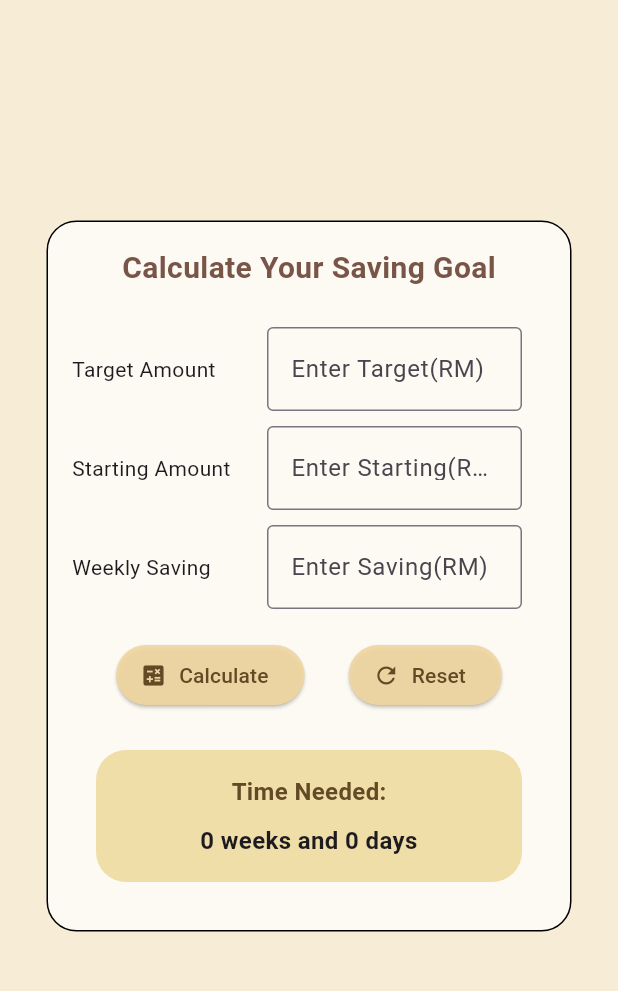
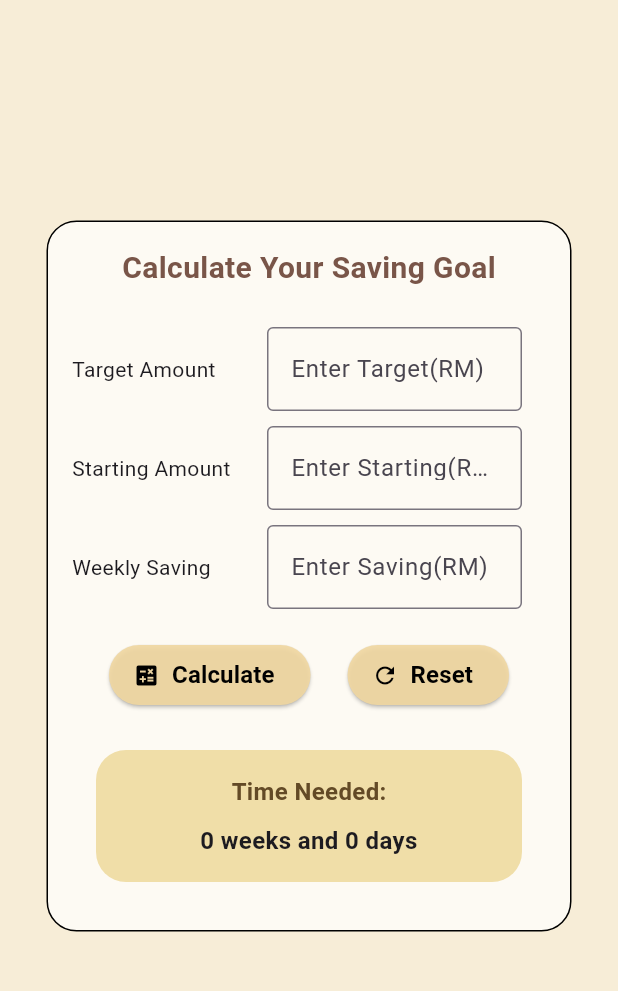
Before and after one commit to sunflower4life/Saving-Goal-Tracker-App, a Flutter app: the screen it shows after launch, on a phone screen of 412 x 824 dp, the part 84-1075 px from its top. Run offline on Flutter 3.47's test engine with Material 3 defaults, Android fonts, the phone set to English and light mode, and no system bars.

Commit message:
adding colors on button

```diff
--- a/lib/sgtCalcScreen.dart
+++ b/lib/sgtCalcScreen.dart
@@ -119,11 +119,15 @@ class _SGTCalcScreenState extends State<SGTCalcScreen> {
                         onPressed: calculateSGT,
                         style: ElevatedButton.styleFrom(
                           backgroundColor: Color.fromARGB(232, 240, 215, 161),
-                          foregroundColor: Color.fromARGB(255, 99, 74, 38),
                         ),
                         //call function
-                        icon: Icon(Icons.calculate),
-                        label: Text('Calculate'),
+                        icon: Icon(Icons.calculate , color: Colors.black),
+                        label: Text('Calculate',
+                        style: TextStyle(
+                          fontSize: 16,
+                          fontWeight: FontWeight.bold,
+                          color: Colors.black,
+                        ),),
                       ),
                       //button for Reset + icon reset
                       ElevatedButton.icon(
@@ -147,9 +151,13 @@ class _SGTCalcScreenState extends State<SGTCalcScreen> {
                           backgroundColor:Color.fromARGB(232, 240, 215, 161),
                           foregroundColor:Color.fromARGB(255, 99, 74, 38),
                         ),
-                        icon: Icon(Icons.refresh),
-                        label:Text('Reset'),
-
+                        icon: Icon(Icons.refresh , color: Colors.black),
+                        label:Text('Reset',
+                        style: TextStyle(
+                          fontSize: 16,
+                          fontWeight: FontWeight.bold,
+                          color: Colors.black,
+                        ),),
                       ),
                     ],
                   ),
@@ -202,7 +210,7 @@ class _SGTCalcScreenState extends State<SGTCalcScreen> {
 
     //Input validatin 1: Check if field empty for each text
     if (target == 0 || weekSaving == 0) {
-      // Show SnackBar for empty fields
+      // Show SnackBar(feedback message) for empty fields
       SnackBar snackBar = const SnackBar(
         content: Text('Please fill in all fields'),
         backgroundColor: Colors.red,
```
